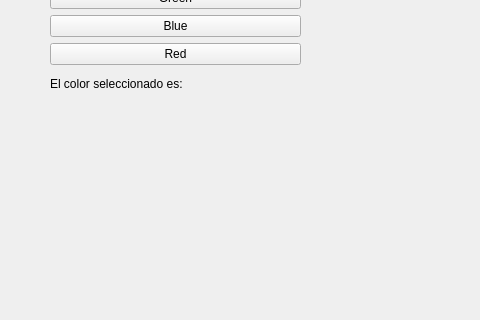
Before: the Qt Designer form lab06/mainwindow.ui in gustadev24/lab-to, drawn with Qt 5; both pictures show x 0 to 480 and y 113 to 433 of the 800 by 600 pixel window.
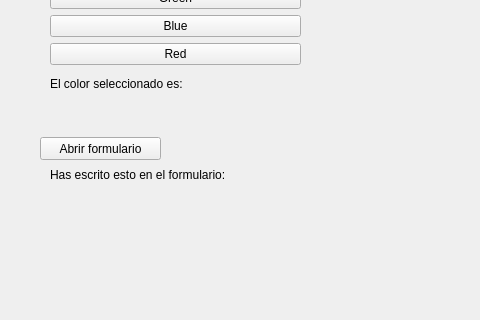
After: the same form once the commit is applied.

Commit message: chore: comunication between windows with slots and signals

Diff of the .ui file:
```diff
--- a/lab06/mainwindow.ui
+++ b/lab06/mainwindow.ui
@@ -91,6 +91,45 @@
      </item>
     </layout>
    </widget>
+   <widget class="QPushButton" name="openForm">
+    <property name="geometry">
+     <rect>
+      <x>40</x>
+      <y>250</y>
+      <width>121</width>
+      <height>23</height>
+     </rect>
+    </property>
+    <property name="text">
+     <string>Abrir formulario</string>
+    </property>
+   </widget>
+   <widget class="QLabel" name="label_2">
+    <property name="geometry">
+     <rect>
+      <x>50</x>
+      <y>280</y>
+      <width>241</width>
+      <height>16</height>
+     </rect>
+    </property>
+    <property name="text">
+     <string>Has escrito esto en el formulario:</string>
+    </property>
+   </widget>
+   <widget class="QLabel" name="formResponse">
+    <property name="geometry">
+     <rect>
+      <x>60</x>
+      <y>300</y>
+      <width>681</width>
+      <height>16</height>
+     </rect>
+    </property>
+    <property name="text">
+     <string/>
+    </property>
+   </widget>
   </widget>
   <widget class="QMenuBar" name="menubar">
    <property name="geometry">
```
The commit also changes 5 other files.
